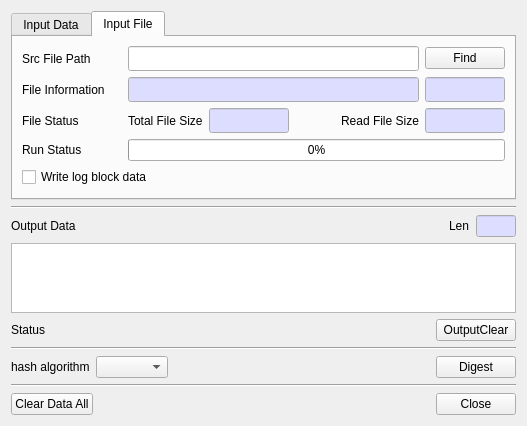
Above: BerEditor/gen_hash_dlg.ui from jykim74/BerEditor before the change. Below: the same form after it.
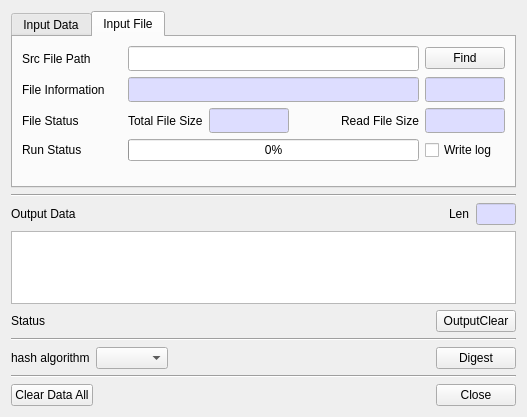
That is the form after the change.

```diff
--- a/BerEditor/gen_hash_dlg.ui
+++ b/BerEditor/gen_hash_dlg.ui
@@ -7,7 +7,7 @@
     <x>0</x>
     <y>0</y>
     <width>527</width>
-    <height>424</height>
+    <height>417</height>
    </rect>
   </property>
   <property name="windowTitle">
@@ -499,13 +499,6 @@
        </item>
        <item>
         <layout class="QGridLayout" name="gridLayout_11">
-         <item row="0" column="1">
-          <widget class="QProgressBar" name="mHashProgBar">
-           <property name="value">
-            <number>0</number>
-           </property>
-          </widget>
-         </item>
          <item row="0" column="0">
           <widget class="QLabel" name="label_9">
            <property name="minimumSize">
@@ -525,14 +518,27 @@
            </property>
           </widget>
          </item>
-        </layout>
-       </item>
-       <item>
+         <item row="0" column="1">
+          <widget class="QProgressBar" name="mHashProgBar">
+           <property name="value">
+            <number>0</number>
+           </property>
+          </widget>
+         </item>
+         <item row="0" column="2">
         <widget class="QCheckBox" name="mWriteLogCheck">
+           <property name="minimumSize">
+            <size>
+             <width>80</width>
+             <height>0</height>
+            </size>
+           </property>
          <property name="text">
-          <string>Write log block data</string>
-         </property>
-        </widget>
+            <string>Write log</string>
+           </property>
+          </widget>
+         </item>
+        </layout>
        </item>
        <item>
         <spacer name="verticalSpacer">
```
Lines whose indentation alone changed are shown as unchanged.
